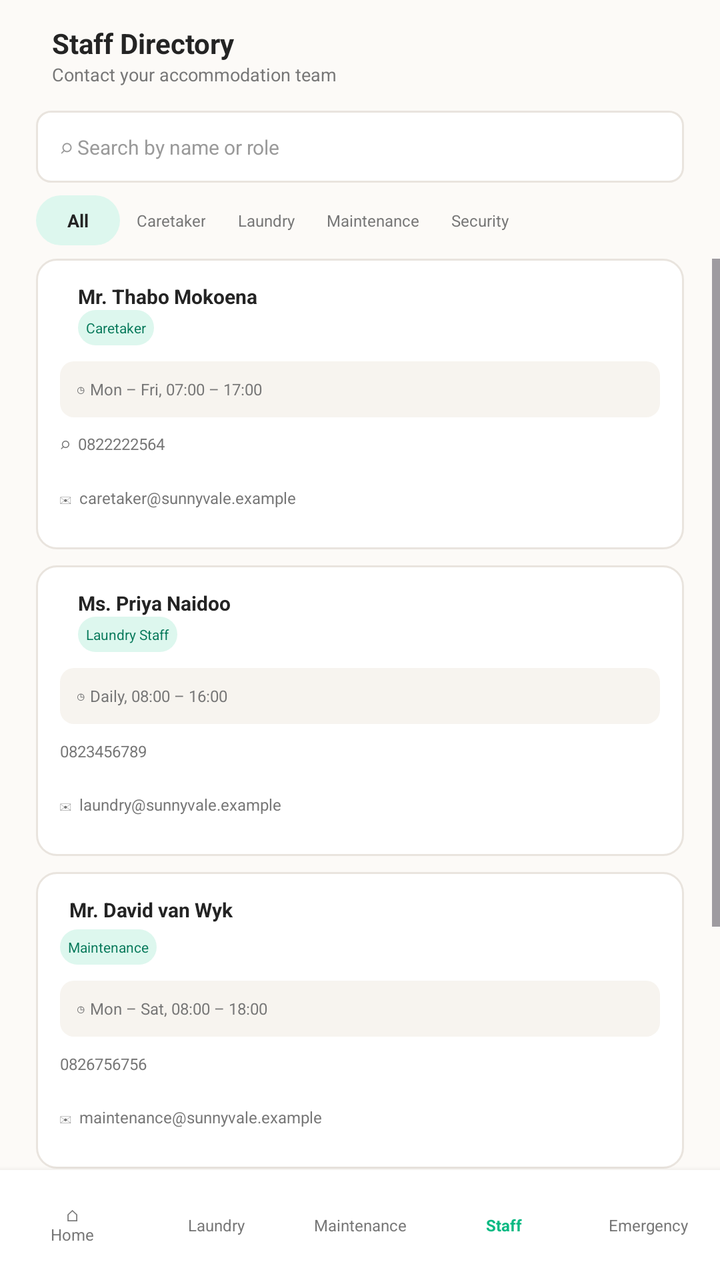
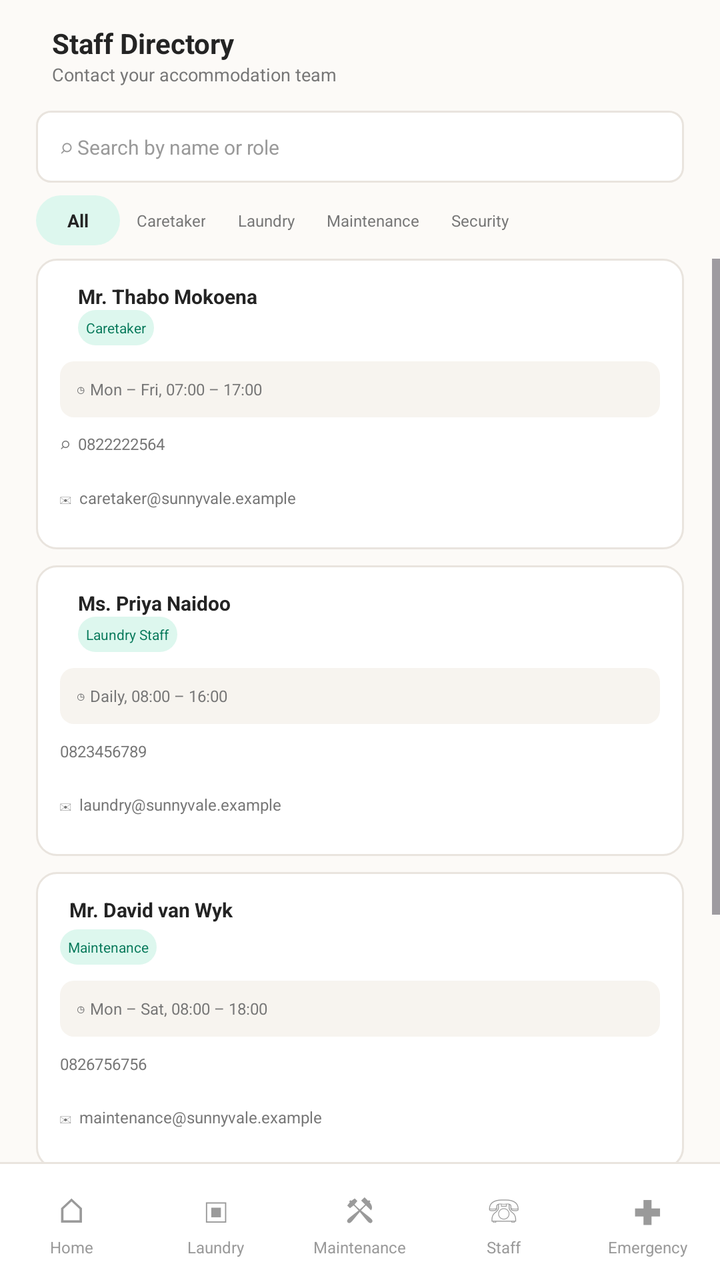

Screens rendered from an Android XML layout before and after an edit, with the pre-edit source and the edit as a unified diff.
<!-- AndroidManifest.xml: application theme Theme.ResCare -->
<!-- res/layout/staff.xml -->
<?xml version="1.0" encoding="utf-8"?>
<LinearLayout xmlns:android="http://schemas.android.com/apk/res/android"
    android:layout_width="match_parent"
    android:layout_height="match_parent"
    android:orientation="vertical"
    android:background="@color/background">

    <LinearLayout
        android:layout_width="match_parent"
        android:layout_height="wrap_content"
        android:orientation="vertical"
        android:paddingStart="18dp"
        android:paddingEnd="18dp"
        android:paddingTop="12dp">

        <LinearLayout
            android:layout_width="wrap_content"
            android:layout_height="wrap_content"
            android:orientation="horizontal">

            <LinearLayout
                android:layout_width="wrap_content"
                android:layout_height="wrap_content"
                android:orientation="vertical"
                android:layout_marginStart="8dp">

                <TextView
                    android:layout_width="wrap_content"
                    android:layout_height="wrap_content"
                    android:text="@string/staff_directory"
                    android:textColor="@color/text_primary"
                    android:textStyle="bold"
                    android:textSize="14sp" />

                <TextView
                    android:layout_width="wrap_content"
                    android:layout_height="wrap_content"
                    android:text="@string/staff_subtitle"
                    android:textColor="@color/text_secondary"
                    android:textSize="9sp" />

            </LinearLayout>
        </LinearLayout>

        <EditText
            android:layout_width="match_parent"
            android:layout_height="36dp"
            android:hint="@string/search_staff_hint"
            android:textSize="10sp"
            android:textColor="@color/text_primary"
            android:textColorHint="@color/text_muted"
            android:paddingStart="12dp"
            android:singleLine="true"
            android:background="@drawable/bg_search"
            android:layout_marginTop="12dp" />

        <HorizontalScrollView
            android:layout_width="match_parent"
            android:layout_height="38dp"
            android:scrollbars="none">

            <LinearLayout
                android:layout_width="wrap_content"
                android:layout_height="match_parent"
                android:gravity="center_vertical"
                android:orientation="horizontal">

                <TextView
                    android:layout_width="wrap_content"
                    android:minWidth="42dp"
                    android:layout_height="25dp"
                    android:paddingStart="8dp"
                    android:paddingEnd="8dp"
                    android:text="@string/filter_all"
                    android:gravity="center"
                    android:textSize="9sp"
                    android:textStyle="bold"
                    android:textColor="@color/text_primary"
                    android:background="@drawable/bg_filter_selected" />

                <TextView
                    android:layout_width="wrap_content"
                    android:layout_height="25dp"
                    android:paddingStart="8dp"
                    android:paddingEnd="8dp"
                    android:text="@string/role_caretaker"
                    android:gravity="center"
                    android:textSize="8sp"
                    android:textColor="@color/text_secondary" />

                <TextView
                    android:layout_width="wrap_content"
                    android:layout_height="25dp"
                    android:paddingStart="8dp"
                    android:paddingEnd="8dp"
                    android:text="@string/laundry"
                    android:gravity="center"
                    android:textSize="8sp"
                    android:textColor="@color/text_secondary" />

                <TextView
                    android:layout_width="wrap_content"
                    android:layout_height="25dp"
                    android:paddingStart="8dp"
                    android:paddingEnd="8dp"
                    android:text="@string/role_maintenance"
                    android:gravity="center"
                    android:textSize="8sp"
                    android:textColor="@color/text_secondary" />

                <TextView
                    android:layout_width="wrap_content"
                    android:layout_height="25dp"
                    android:paddingStart="8dp"
                    android:paddingEnd="8dp"
                    android:text="@string/role_security"
                    android:gravity="center"
                    android:textSize="8sp"
                    android:textColor="@color/text_secondary" />

            </LinearLayout>
        </HorizontalScrollView>

    </LinearLayout>

    <ScrollView
        android:layout_width="match_parent"
        android:layout_height="0dp"
        android:layout_weight="1"
        android:fillViewport="true">

        <LinearLayout
            android:layout_width="match_parent"
            android:layout_height="wrap_content"
            android:orientation="vertical"
            android:paddingStart="18dp"
            android:paddingEnd="18dp"
            android:paddingBottom="10dp">

            
            <LinearLayout
                android:layout_width="match_parent"
                android:layout_height="wrap_content"
                android:orientation="vertical"
                android:padding="12dp"
                android:background="@drawable/bg_staff_card"
                android:layout_marginBottom="8dp">

                <LinearLayout
                    android:layout_width="match_parent"
                    android:layout_height="wrap_content"
                    android:orientation="horizontal">

                    <LinearLayout
                        android:layout_width="wrap_content"
                        android:layout_height="wrap_content"
                        android:orientation="vertical"
                        android:layout_marginStart="9dp">

                        <TextView
                            android:layout_width="wrap_content"
                            android:layout_height="wrap_content"
                            android:text="Mr. Thabo Mokoena"
                            android:textStyle="bold"
                            android:textColor="@color/text_primary"
                            android:textSize="10sp" />

                        <TextView
                            android:layout_width="wrap_content"
                            android:layout_height="wrap_content"
                            android:text="@string/role_caretaker"
                            android:textColor="@color/green_text"
                            android:textSize="7sp"
                            android:padding="4dp"
                            android:background="@drawable/bg_role_green" />
                    </LinearLayout>
                </LinearLayout>

                <TextView
                    android:layout_width="match_parent"
                    android:layout_height="28dp"
                    android:text="@string/hours_mon_fri"
                    android:textSize="8sp"
                    android:textColor="@color/text_secondary"
                    android:gravity="center_vertical"
                    android:paddingStart="8dp"
                    android:background="@drawable/bg_info"
                    android:layout_marginTop="8dp" />

                <TextView
                    android:layout_width="match_parent"
                    android:layout_height="27dp"
                    android:text="⌕  0822222564"
                    android:textSize="8sp"
                    android:textColor="@color/text_secondary"
                    android:gravity="center_vertical" />

                <TextView
                    android:layout_width="match_parent"
                    android:layout_height="27dp"
                    android:text="✉  caretaker@sunnyvale.example"
                    android:textSize="8sp"
                    android:textColor="@color/text_secondary"
                    android:gravity="center_vertical" />

            </LinearLayout>

            
            <LinearLayout
                android:layout_width="match_parent"
                android:layout_height="wrap_content"
                android:orientation="vertical"
                android:padding="12dp"
                android:background="@drawable/bg_staff_card"
                android:layout_marginBottom="8dp">

                <LinearLayout
                    android:layout_width="match_parent"
                    android:layout_height="wrap_content"
                    android:orientation="horizontal">

                    <LinearLayout
                        android:layout_width="wrap_content"
                        android:layout_height="wrap_content"
                        android:orientation="vertical"
                        android:layout_marginStart="9dp">

                        <TextView
                            android:layout_width="wrap_content"
                            android:layout_height="wrap_content"
                            android:text="Ms. Priya Naidoo"
                            android:textStyle="bold"
                            android:textColor="@color/text_primary"
                            android:textSize="10sp" />

                        <TextView
                            android:layout_width="wrap_content"
                            android:layout_height="wrap_content"
                            android:text="@string/role_laundry_staff"
                            android:textColor="@color/green_text"
                            android:textSize="7sp"
                            android:padding="4dp"
                            android:background="@drawable/bg_role_green" />
                    </LinearLayout>
                </LinearLayout>

                <TextView
                    android:layout_width="match_parent"
                    android:layout_height="28dp"
                    android:text="@string/hours_daily"
                    android:textSize="8sp"
                    android:textColor="@color/text_secondary"
                    android:gravity="center_vertical"
                    android:paddingStart="8dp"
                    android:background="@drawable/bg_info"
                    android:layout_marginTop="8dp" />

                <TextView
                    android:layout_width="match_parent"
                    android:layout_height="27dp"
                    android:text="0823456789"
                    android:textSize="8sp"
                    android:textColor="@color/text_secondary"
                    android:gravity="center_vertical" />

                <TextView
                    android:layout_width="match_parent"
                    android:layout_height="27dp"
                    android:text="✉  laundry@sunnyvale.example"
                    android:textSize="8sp"
                    android:textColor="@color/text_secondary"
                    android:gravity="center_vertical" />

            </LinearLayout>

            
            <LinearLayout
                android:layout_width="match_parent"
                android:layout_height="wrap_content"
                android:orientation="vertical"
                android:padding="12dp"
                android:background="@drawable/bg_staff_card"
                android:layout_marginBottom="8dp">

                <TextView
                    android:layout_width="wrap_content"
                    android:layout_height="wrap_content"
                    android:text="  Mr. David van Wyk"
                    android:textStyle="bold"
                    android:textColor="@color/text_primary"
                    android:textSize="10sp" />

                <TextView
                    android:layout_width="wrap_content"
                    android:layout_height="wrap_content"
                    android:text="@string/role_maintenance"
                    android:textColor="@color/green_text"
                    android:textSize="7sp"
                    android:padding="4dp"
                    android:background="@drawable/bg_role_green"
                    android:layout_marginTop="3dp" />

                <TextView
                    android:layout_width="match_parent"
                    android:layout_height="28dp"
                    android:text="@string/hours_mon_sat"
                    android:textSize="8sp"
                    android:textColor="@color/text_secondary"
                    android:gravity="center_vertical"
                    android:paddingStart="8dp"
                    android:background="@drawable/bg_info"
                    android:layout_marginTop="8dp" />

                <TextView
                    android:layout_width="match_parent"
                    android:layout_height="27dp"
                    android:text="0826756756"
                    android:textSize="8sp"
                    android:textColor="@color/text_secondary"
                    android:gravity="center_vertical" />

                <TextView
                    android:layout_width="match_parent"
                    android:layout_height="27dp"
                    android:text="✉  maintenance@sunnyvale.example"
                    android:textSize="8sp"
                    android:textColor="@color/text_secondary"
                    android:gravity="center_vertical" />

            </LinearLayout>

            
            <LinearLayout
                android:layout_width="match_parent"
                android:layout_height="wrap_content"
                android:orientation="vertical"
                android:padding="12dp"
                android:background="@drawable/bg_staff_card">

                <TextView
                    android:layout_width="wrap_content"
                    android:layout_height="wrap_content"
                    android:text="▢  Ms. Lerato Khumalo"
                    android:textStyle="bold"
                    android:textColor="@color/text_primary"
                    android:textSize="10sp" />

                <TextView
                    android:layout_width="wrap_content"
                    android:layout_height="wrap_content"
                    android:text="@string/role_security"
                    android:textColor="@color/orange_text"
                    android:textSize="7sp"
                    android:padding="4dp"
                    android:background="@drawable/bg_role_orange"
                    android:layout_marginTop="3dp" />

                <TextView
                    android:layout_width="match_parent"
                    android:layout_height="28dp"
                    android:text="@string/hours_always"
                    android:textSize="8sp"
                    android:textColor="@color/text_secondary"
                    android:gravity="center_vertical"
                    android:paddingStart="8dp"
                    android:background="@drawable/bg_info"
                    android:layout_marginTop="8dp" />

                <TextView
                    android:layout_width="match_parent"
                    android:layout_height="27dp"
                    android:text="0765433454"
                    android:textSize="8sp"
                    android:textColor="@color/text_secondary"
                    android:gravity="center_vertical" />

                <TextView
                    android:layout_width="match_parent"
                    android:layout_height="27dp"
                    android:text="✉  security@sunnyvale.example"
                    android:textSize="8sp"
                    android:textColor="@color/text_secondary"
                    android:gravity="center_vertical" />

            </LinearLayout>

        </LinearLayout>

    </ScrollView>

    
    <LinearLayout
        android:layout_width="match_parent"
        android:layout_height="55dp"
        android:orientation="horizontal"
        android:gravity="center"
        android:background="@color/surface"
        android:elevation="5dp">

        <TextView
            android:id="@+id/homeNav"
            android:layout_width="0dp"
            android:layout_height="match_parent"
            android:layout_weight="1"
            android:text="@string/nav_home"
            android:gravity="center"
            android:textSize="8sp"
            android:textColor="@color/text_secondary" />

        <TextView
            android:id="@+id/laundryNav"
            android:layout_width="0dp"
            android:layout_height="match_parent"
            android:layout_weight="1"
            android:text="@string/laundry"
            android:gravity="center"
            android:textSize="8sp"
            android:textColor="@color/text_secondary" />

        <TextView
            android:layout_width="0dp"
            android:layout_height="match_parent"
            android:layout_weight="1"
            android:text="@string/role_maintenance"
            android:gravity="center"
            android:textSize="8sp"
            android:textColor="@color/text_secondary" />

        <TextView
            android:layout_width="0dp"
            android:layout_height="match_parent"
            android:layout_weight="1"
            android:text="@string/nav_staff"
            android:gravity="center"
            android:textSize="8sp"
            android:textColor="@color/green"
            android:textStyle="bold" />

        <TextView
            android:layout_width="0dp"
            android:layout_height="match_parent"
            android:layout_weight="1"
            android:text="@string/nav_emergency"
            android:gravity="center"
            android:textSize="8sp"
            android:textColor="@color/text_secondary" />
    </LinearLayout>

</LinearLayout>
<!-- resources referenced by this layout -->
<resources>
  <color name="background">#FCFAF7</color>
  <color name="green">#08B982</color>
  <color name="green_text">#087A5B</color>
  <color name="orange_text">#B87416</color>
  <color name="surface">#FFFFFF</color>
  <color name="text_muted">#9A9A9A</color>
  <color name="text_primary">#242424</color>
  <color name="text_secondary">#777777</color>
  <!-- drawable bg_info (drawable) -->
  <?xml version="1.0" encoding="utf-8"?>
  <shape xmlns:android="http://schemas.android.com/apk/res/android">
      <solid android:color="@color/surface_soft" />
      <corners android:radius="7dp" />
  </shape>
  <!-- drawable bg_role_green (drawable) -->
  <?xml version="1.0" encoding="utf-8"?>
  <shape xmlns:android="http://schemas.android.com/apk/res/android">
      <solid android:color="@color/green_soft" />
      <corners android:radius="12dp" />
  </shape>
  <string name="filter_all">All</string>
  <string name="hours_always" translatable="false">◷  24 / 7</string>
  <string name="hours_daily">◷  Daily, 08:00 – 16:00</string>
  <string name="hours_mon_fri">◷  Mon – Fri, 07:00 – 17:00</string>
  <string name="hours_mon_sat">◷  Mon – Sat, 08:00 – 18:00</string>
  <string name="laundry">Laundry</string>
  <string name="nav_emergency">Emergency</string>
  <string name="nav_home">⌂\nHome</string>
  <string name="nav_staff">Staff</string>
  <string name="role_caretaker">Caretaker</string>
  <string name="role_laundry_staff">Laundry Staff</string>
  <string name="role_maintenance">Maintenance</string>
  <string name="role_security">Security</string>
  <string name="search_staff_hint">⌕  Search by name or role</string>
  <string name="staff_directory">Staff Directory</string>
  <string name="staff_subtitle">Contact your accommodation team</string>
  <style name="Theme.ResCare" parent="Base.Theme.ResCare" />
  <color name="green_soft">#DDF7EE</color>
  <color name="surface_soft">#F7F4EF</color>
  <color name="orange_soft">#FFF0D6</color>
  <color name="border">#E9E4DE</color>
  <style name="Base.Theme.ResCare" parent="Theme.Material3.DayNight.NoActionBar">
          
          
      </style>
  <!-- unchanged entries left out for length: 4 -->
</resources>

<!-- the commit's change to res/layout/staff.xml (unified diff, before → after) -->
@@ -388,62 +388,68 @@
 
     </ScrollView>
 
-    
+    <include layout="@layout/bottom_nav"/>
+
+</LinearLayout>
+<!-- res/layout/bottom_nav.xml (included above) -->
+<?xml version="1.0" encoding="utf-8"?>
+<LinearLayout xmlns:android="http://schemas.android.com/apk/res/android"
+    android:id="@+id/bottomNav"
+    android:layout_width="match_parent"
+    android:layout_height="wrap_content"
+    android:orientation="vertical"
+    android:background="@color/surface">
+
+    <View
+        android:layout_width="match_parent"
+        android:layout_height="1dp"
+        android:background="@color/border" />
+
     <LinearLayout
         android:layout_width="match_parent"
-        android:layout_height="55dp"
-        android:orientation="horizontal"
-        android:gravity="center"
-        android:background="@color/surface"
-        android:elevation="5dp">
-
-        <TextView
-            android:id="@+id/homeNav"
-            android:layout_width="0dp"
-            android:layout_height="match_parent"
-            android:layout_weight="1"
-            android:text="@string/nav_home"
-            android:gravity="center"
-            android:textSize="8sp"
-            android:textColor="@color/text_secondary" />
-
-        <TextView
-            android:id="@+id/laundryNav"
-            android:layout_width="0dp"
-            android:layout_height="match_parent"
-            android:layout_weight="1"
-            android:text="@string/laundry"
-            android:gravity="center"
-            android:textSize="8sp"
-            android:textColor="@color/text_secondary" />
-
-        <TextView
-            android:layout_width="0dp"
-            android:layout_height="match_parent"
-            android:layout_weight="1"
-            android:text="@string/role_maintenance"
-            android:gravity="center"
-            android:textSize="8sp"
-            android:textColor="@color/text_secondary" />
-
-        <TextView
-            android:layout_width="0dp"
-            android:layout_height="match_parent"
-            android:layout_weight="1"
-            android:text="@string/nav_staff"
-            android:gravity="center"
-            android:textSize="8sp"
-            android:textColor="@color/green"
-            android:textStyle="bold" />
-
-        <TextView
-            android:layout_width="0dp"
-            android:layout_height="match_parent"
-            android:layout_weight="1"
-            android:text="@string/nav_emergency"
-            android:gravity="center"
-            android:textSize="8sp"
-            android:textColor="@color/text_secondary" />
+        android:layout_height="58dp"
+        android:orientation="horizontal">
+
+        <LinearLayout
+            android:id="@+id/navHome"
+            style="@style/NavItem">
+
+            <TextView style="@style/NavIcon" android:text="⌂" />
+            <TextView style="@style/NavText" android:text="@string/nav_home" />
+        </LinearLayout>
+
+        <LinearLayout
+            android:id="@+id/navLaundry"
+            style="@style/NavItem">
+
+            <TextView style="@style/NavIcon" android:text="▣" />
+            <TextView style="@style/NavText" android:text="@string/laundry" />
+        </LinearLayout>
+
+        <LinearLayout
+            android:id="@+id/navMaintenance"
+            style="@style/NavItem">
+
+            <TextView style="@style/NavIcon" android:text="⚒" />
+            <TextView style="@style/NavText" android:text="@string/maintenance" />
+        </LinearLayout>
+
+        <LinearLayout
+            android:id="@+id/navStaff"
+            style="@style/NavItem">
+
+            <TextView style="@style/NavIcon" android:text="☏" />
+            <TextView style="@style/NavText" android:text="@string/nav_staff" />
+        </LinearLayout>
+
+        <LinearLayout
+            android:id="@+id/navEmergency"
+            style="@style/NavItem">
+
+            <TextView style="@style/NavIcon" android:text="✚" />
+            <TextView style="@style/NavText" android:text="@string/nav_emergency" />
+        </LinearLayout>
+
     </LinearLayout>
 
 </LinearLayout>
<!-- resource entries referenced after the edit -->
@@ -2,6 +2,7 @@
 <resources>
   <color name="background">#FCFAF7</color>
   <color name="green">#08B982</color>
+  <color name="on_green">#FFFFFF</color>
   <color name="green_text">#087A5B</color>
   <color name="orange_text">#B87416</color>
   <color name="surface">#FFFFFF</color>
@@ -26,8 +27,9 @@
   <string name="hours_mon_fri">◷  Mon – Fri, 07:00 – 17:00</string>
   <string name="hours_mon_sat">◷  Mon – Sat, 08:00 – 18:00</string>
   <string name="laundry">Laundry</string>
+  <string name="maintenance">Maintenance</string>
   <string name="nav_emergency">Emergency</string>
-  <string name="nav_home">⌂\nHome</string>
+  <string name="nav_home">Home</string>
   <string name="nav_staff">Staff</string>
   <string name="role_caretaker">Caretaker</string>
   <string name="role_laundry_staff">Laundry Staff</string>
@@ -36,14 +38,46 @@
   <string name="search_staff_hint">⌕  Search by name or role</string>
   <string name="staff_directory">Staff Directory</string>
   <string name="staff_subtitle">Contact your accommodation team</string>
+  <style name="NavIcon">
+          <item name="android:layout_width">wrap_content</item>
+          <item name="android:layout_height">25dp</item>
+          <item name="android:textSize">17sp</item>
+          <item name="android:textColor">@color/text_muted</item>
+      </style>
+  <style name="NavItem">
+          <item name="android:layout_width">0dp</item>
+          <item name="android:layout_height">match_parent</item>
+          <item name="android:layout_weight">1</item>
+          <item name="android:gravity">center</item>
+          <item name="android:orientation">vertical</item>
+          <item name="android:clickable">true</item>
+          <item name="android:focusable">true</item>
+          <item name="android:background">?attr/selectableItemBackgroundBorderless</item>
+      </style>
+  <style name="NavText">
+          <item name="android:layout_width">wrap_content</item>
+          <item name="android:layout_height">wrap_content</item>
+          <item name="android:maxLines">1</item>
+          <item name="android:ellipsize">end</item>
+          <item name="android:textSize">8sp</item>
+          <item name="android:textColor">@color/text_muted</item>
+      </style>
   <style name="Theme.ResCare" parent="Base.Theme.ResCare" />
   <color name="green_soft">#DDF7EE</color>
   <color name="surface_soft">#F7F4EF</color>
   <color name="orange_soft">#FFF0D6</color>
   <color name="border">#E9E4DE</color>
   <style name="Base.Theme.ResCare" parent="Theme.Material3.DayNight.NoActionBar">
-          
-          
+          <item name="colorPrimary">@color/green</item>
+          <item name="colorOnPrimary">@color/on_green</item>
+          <item name="colorPrimaryContainer">@color/green_soft</item>
+          <item name="colorOnPrimaryContainer">@color/green_text</item>
+          <item name="colorSecondaryContainer">@color/green_soft</item>
+          <item name="colorOnSecondaryContainer">@color/green_text</item>
+          <item name="android:windowBackground">@color/background</item>
+          <item name="android:statusBarColor">@color/background</item>
+          <item name="android:navigationBarColor">@color/surface</item>
+          <item name="android:windowLightStatusBar">true</item>
       </style>
   <!-- unchanged entries left out for length: 4 -->
 </resources>
